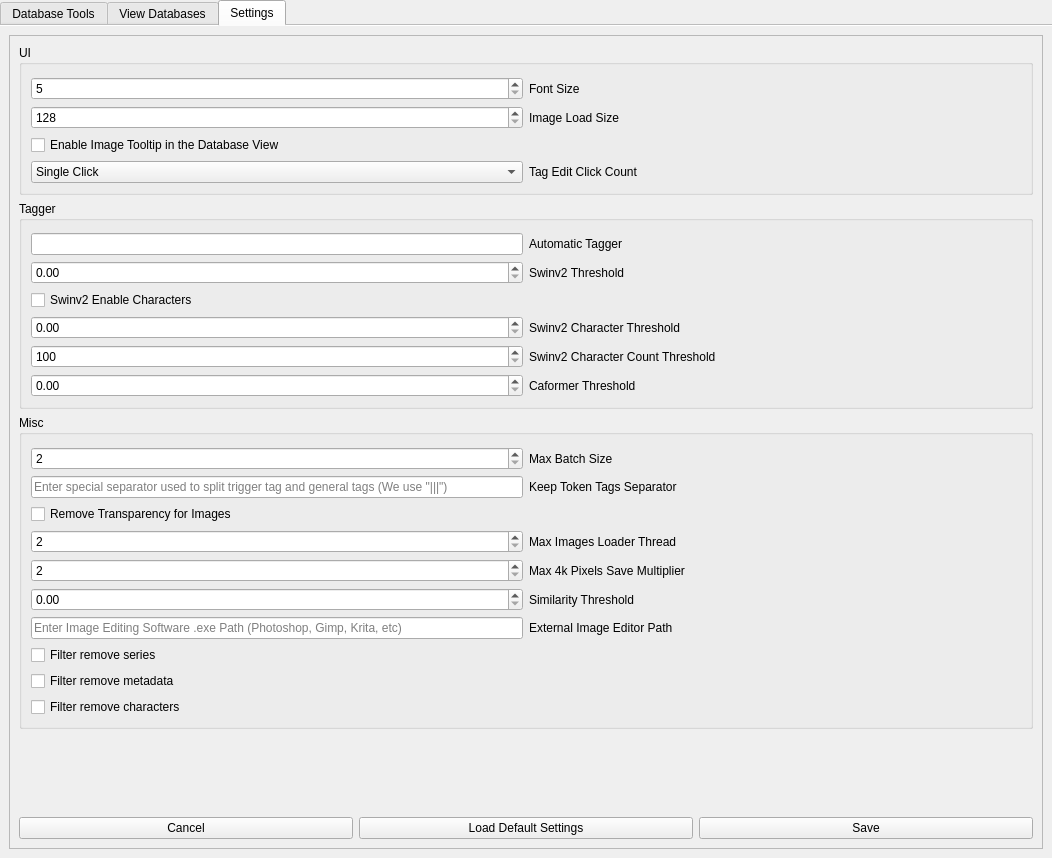
Qt form interfaces/interface.ui (HaW-Tagger/HWtagger) before a commit.
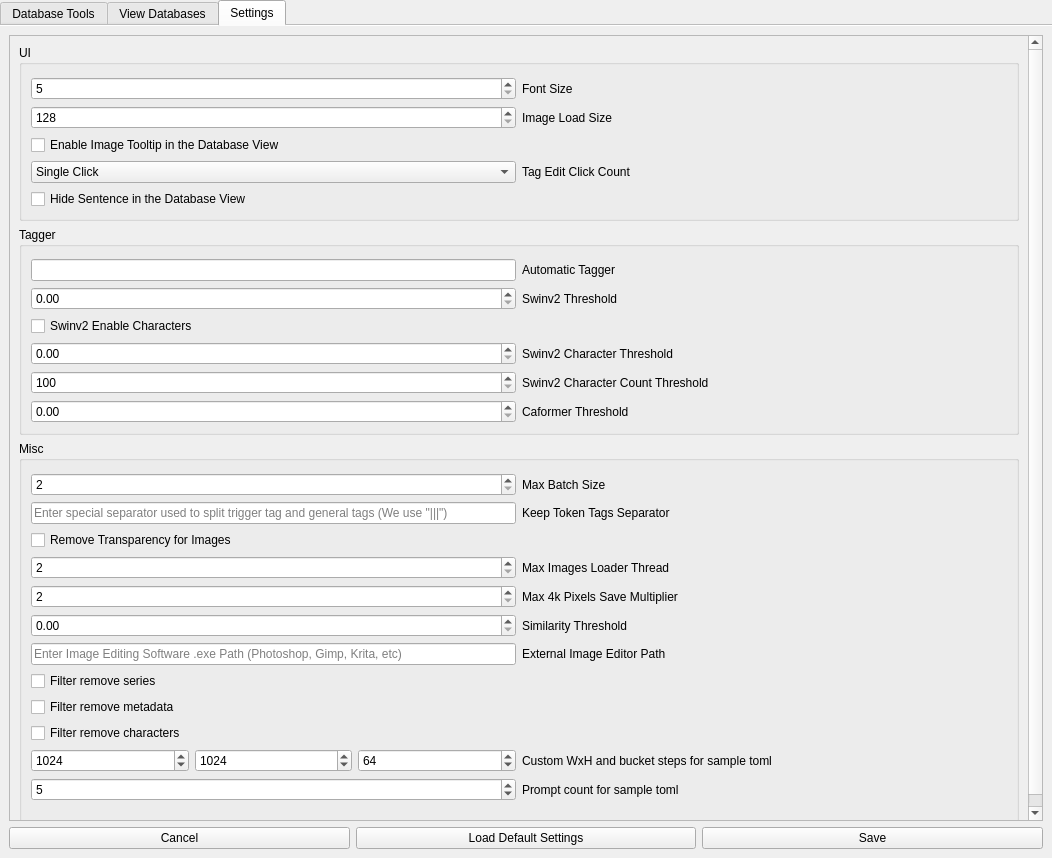
The same form after that commit. The open tabs and pages were chosen to show the change.

The edit to the form file:
```diff
--- a/interfaces/interface.ui
+++ b/interfaces/interface.ui
@@ -631,45 +631,11 @@
             <rect>
              <x>0</x>
              <y>0</y>
-             <width>1032</width>
-             <height>814</height>
+             <width>1015</width>
+             <height>808</height>
             </rect>
            </property>
            <layout class="QGridLayout" name="gridLayout">
-            <item row="4" column="0">
-             <layout class="QHBoxLayout" name="horizontalLayout_15">
-              <item>
-               <widget class="QPushButton" name="pushButton_cancel_settings">
-                <property name="toolTip">
-                 <string>cancel the changes, doesn't restore to defaults, it only restore the previous setting, if yyou want to restore the default, delete the .ini file that acts as the config</string>
-                </property>
-                <property name="text">
-                 <string>Cancel</string>
-                </property>
-               </widget>
-              </item>
-              <item>
-               <widget class="QPushButton" name="pushButton_reload_default">
-                <property name="toolTip">
-                 <string>Load the default settings, but doesn't save them</string>
-                </property>
-                <property name="text">
-                 <string>Load Default Settings</string>
-                </property>
-               </widget>
-              </item>
-              <item>
-               <widget class="QPushButton" name="pushButton_save_settings">
-                <property name="toolTip">
-                 <string>save the settings for the changes to take effects, either relaunch the app or, in the case of the database view, reopen the database</string>
-                </property>
-                <property name="text">
-                 <string>Save</string>
-                </property>
-               </widget>
-              </item>
-             </layout>
-            </item>
             <item row="0" column="0">
              <widget class="QGroupBox" name="groupBox">
               <property name="title">
@@ -765,6 +731,13 @@
                  </item>
                 </layout>
                </item>
+               <item>
+                <widget class="QCheckBox" name="checkBox_hide_sentence_in_view">
+                 <property name="text">
+                  <string>Hide Sentence in the Database View</string>
+                 </property>
+                </widget>
+               </item>
               </layout>
              </widget>
             </item>
@@ -973,6 +946,78 @@
                  </property>
                 </widget>
                </item>
+               <item>
+                <layout class="QHBoxLayout" name="horizontalLayout_5">
+                 <property name="bottomMargin">
+                  <number>0</number>
+                 </property>
+                 <item>
+                  <layout class="QHBoxLayout" name="horizontalLayout_18">
+                   <item>
+                    <widget class="QSpinBox" name="spinBox_custom_height">
+                     <property name="maximum">
+                      <number>4096</number>
+                     </property>
+                     <property name="value">
+                      <number>1024</number>
+                     </property>
+                    </widget>
+                   </item>
+                   <item>
+                    <widget class="QSpinBox" name="spinBox_custom_width">
+                     <property name="maximum">
+                      <number>4096</number>
+                     </property>
+                     <property name="value">
+                      <number>1024</number>
+                     </property>
+                    </widget>
+                   </item>
+                   <item>
+                    <widget class="QSpinBox" name="spinBox_custom_bucket_steps">
+                     <property name="minimum">
+                      <number>1</number>
+                     </property>
+                     <property name="maximum">
+                      <number>128</number>
+                     </property>
+                     <property name="value">
+                      <number>64</number>
+                     </property>
+                    </widget>
+                   </item>
+                  </layout>
+                 </item>
+                 <item>
+                  <widget class="QLabel" name="label_15">
+                   <property name="text">
+                    <string>Custom WxH and bucket steps for sample toml</string>
+                   </property>
+                  </widget>
+                 </item>
+                </layout>
+               </item>
+               <item>
+                <layout class="QHBoxLayout" name="horizontalLayout_20">
+                 <property name="bottomMargin">
+                  <number>10</number>
+                 </property>
+                 <item>
+                  <widget class="QSpinBox" name="spinBox_sample_count">
+                   <property name="value">
+                    <number>5</number>
+                   </property>
+                  </widget>
+                 </item>
+                 <item>
+                  <widget class="QLabel" name="label_16">
+                   <property name="text">
+                    <string>Prompt count for sample toml</string>
+                   </property>
+                  </widget>
+                 </item>
+                </layout>
+               </item>
               </layout>
              </widget>
             </item>
@@ -1140,6 +1185,40 @@
           </widget>
          </widget>
         </item>
+        <item row="1" column="0">
+         <layout class="QHBoxLayout" name="horizontalLayout_15">
+          <item>
+           <widget class="QPushButton" name="pushButton_cancel_settings">
+            <property name="toolTip">
+             <string>cancel the changes, doesn't restore to defaults, it only restore the previous setting, if yyou want to restore the default, delete the .ini file that acts as the config</string>
+            </property>
+            <property name="text">
+             <string>Cancel</string>
+            </property>
+           </widget>
+          </item>
+          <item>
+           <widget class="QPushButton" name="pushButton_reload_default">
+            <property name="toolTip">
+             <string>Load the default settings, but doesn't save them</string>
+            </property>
+            <property name="text">
+             <string>Load Default Settings</string>
+            </property>
+           </widget>
+          </item>
+          <item>
+           <widget class="QPushButton" name="pushButton_save_settings">
+            <property name="toolTip">
+             <string>save the settings for the changes to take effects, either relaunch the app or, in the case of the database view, reopen the database</string>
+            </property>
+            <property name="text">
+             <string>Save</string>
+            </property>
+           </widget>
+          </item>
+         </layout>
+        </item>
        </layout>
       </widget>
      </widget>
```
Left out of the diff: 230 changed lines with no effect on the pictures.
